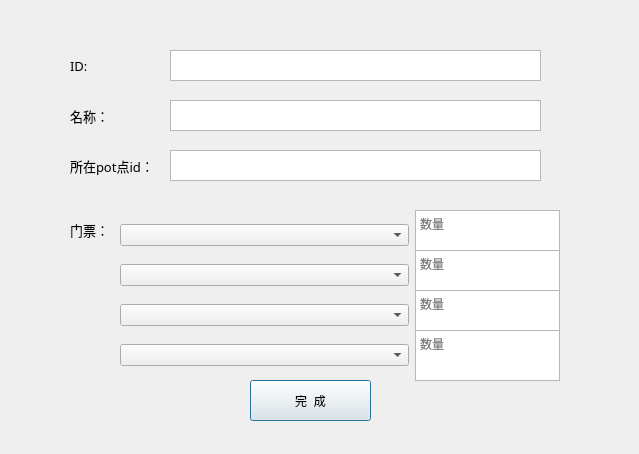
First picture: the form in setbasicinfo.ui, repository jezzychao/MazeEditor, before the edit.
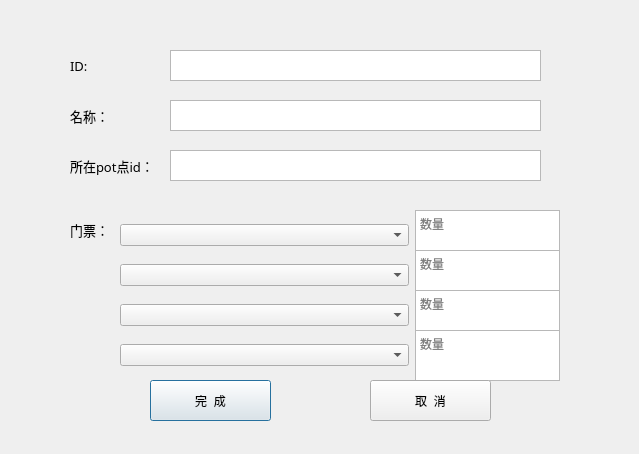
Second picture: the form after the edit.

```diff
--- a/setbasicinfo.ui
+++ b/setbasicinfo.ui
@@ -294,7 +294,7 @@
   <widget class="QPushButton" name="pushButton">
    <property name="geometry">
     <rect>
-     <x>250</x>
+     <x>150</x>
      <y>380</y>
      <width>121</width>
      <height>41</height>
@@ -348,6 +348,19 @@
     <string/>
    </property>
   </widget>
+  <widget class="QPushButton" name="btn_cancel">
+   <property name="geometry">
+    <rect>
+     <x>370</x>
+     <y>380</y>
+     <width>121</width>
+     <height>41</height>
+    </rect>
+   </property>
+   <property name="text">
+    <string>取  消</string>
+   </property>
+  </widget>
  </widget>
  <resources/>
  <connections/>
```
Left out of the diff: 2 changed lines with no effect on the pictures.
